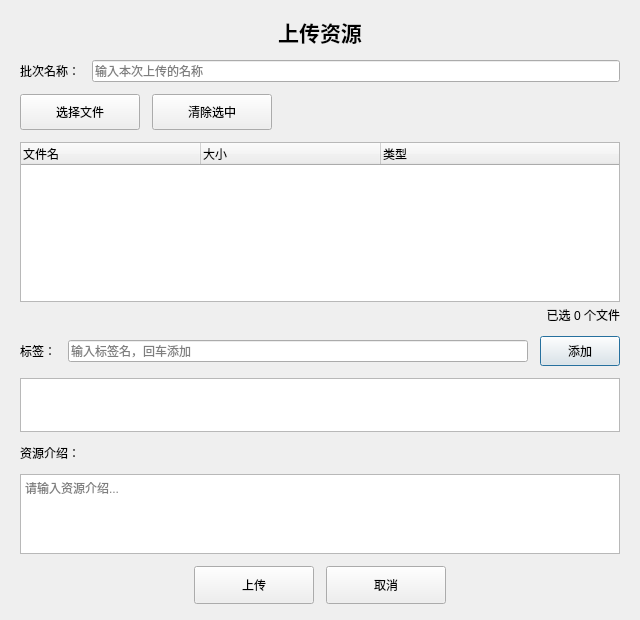
Qt form client/uploadresourcedialog.ui (lingsiling/XiangYueAPP) before a commit.
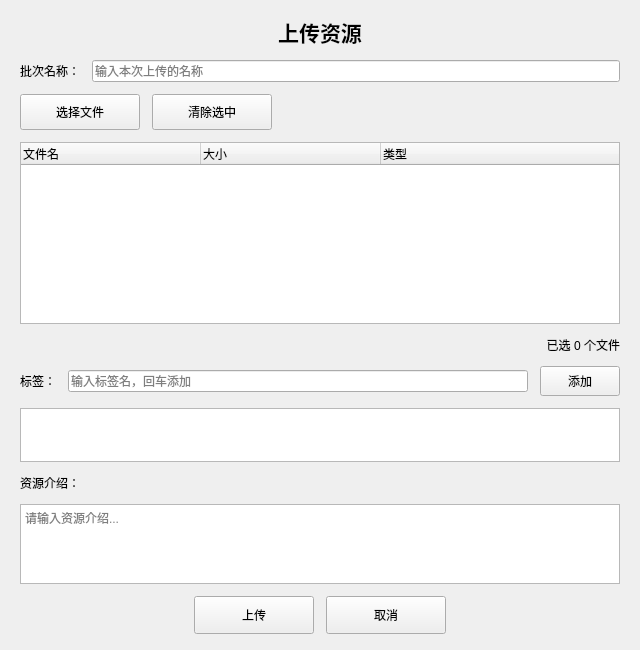
The same form after that commit.

The edit to the form file:
```diff
--- a/client/uploadresourcedialog.ui
+++ b/client/uploadresourcedialog.ui
@@ -7,7 +7,7 @@
     <x>0</x>
     <y>0</y>
     <width>640</width>
-    <height>620</height>
+    <height>650</height>
    </rect>
   </property>
   <property name="minimumSize">
@@ -198,6 +198,9 @@
        <property name="text">
         <string>添加</string>
        </property>
+       <property name="autoDefault">
+        <bool>false</bool>
+       </property>
       </widget>
      </item>
     </layout>
@@ -282,6 +285,9 @@
        <property name="autoDefault">
         <bool>false</bool>
        </property>
+       <property name="default">
+        <bool>false</bool>
+       </property>
       </widget>
      </item>
      <item>
@@ -295,6 +301,9 @@
        <property name="text">
         <string>取消</string>
        </property>
+       <property name="autoDefault">
+        <bool>false</bool>
+       </property>
       </widget>
      </item>
      <item>
```
